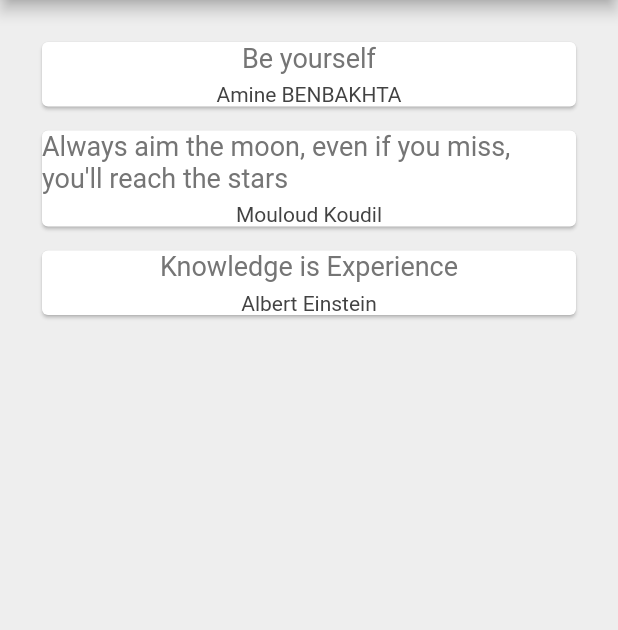
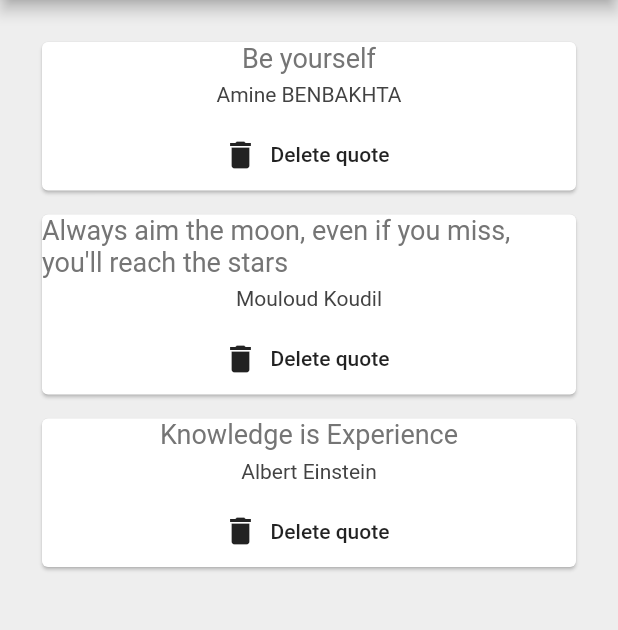
Before and after one commit to aminebma/Quotes-App, a Flutter app: the screen it shows after launch, on a phone screen of 412 x 824 dp, the part 84-714 px from its top. Run offline on Flutter 3.47's test engine with Material 2 defaults, Android fonts, the phone set to English and light mode, and no system bars.

Commit message:
Adding a delete button

```diff
--- a/lib/main.dart
+++ b/lib/main.dart
@@ -34,7 +34,15 @@ class _QuoteListState extends State<QuoteList> {
           padding: const EdgeInsets.all(12.0),
           child: Column(
               crossAxisAlignment: CrossAxisAlignment.stretch,
-              children: quotes.map((quote) => QuoteCard(quote)).toList()),
+              children: quotes
+                  .map((quote) => QuoteCard(
+                      quote: quote,
+                      delete: () {
+                        setState(() {
+                          quotes.remove(quote);
+                        });
+                      }))
+                  .toList()),
         ));
   }
 }
--- a/lib/quote_card.dart
+++ b/lib/quote_card.dart
@@ -4,8 +4,9 @@ import './quote.dart';
 
 class QuoteCard extends StatelessWidget {
   final Quote quote;
+  final Function delete;
 
-  QuoteCard(this.quote);
+  QuoteCard({this.quote, this.delete});
 
   @override
   Widget build(BuildContext context) {
@@ -21,6 +22,12 @@ class QuoteCard extends StatelessWidget {
           Text(
             quote.author,
             style: TextStyle(fontSize: 14.0, color: Colors.grey[800]),
+          ),
+          SizedBox(height: 8.0),
+          FlatButton.icon(
+            onPressed: delete,
+            label: Text('Delete quote'),
+            icon: Icon(Icons.delete),
           )
         ],
       ),
```
